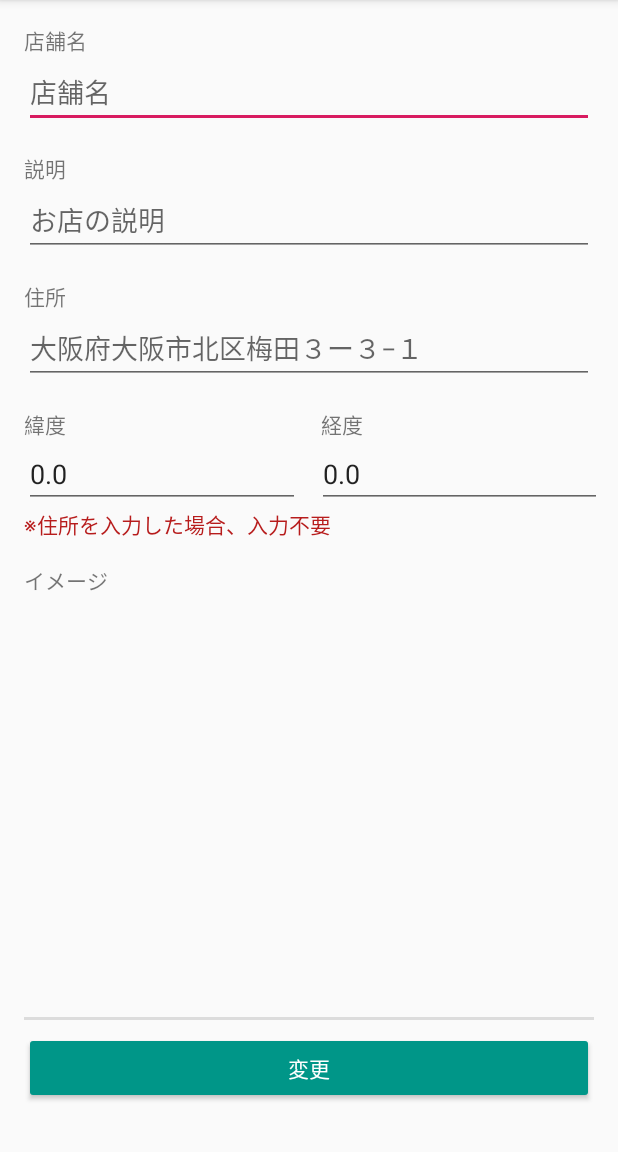
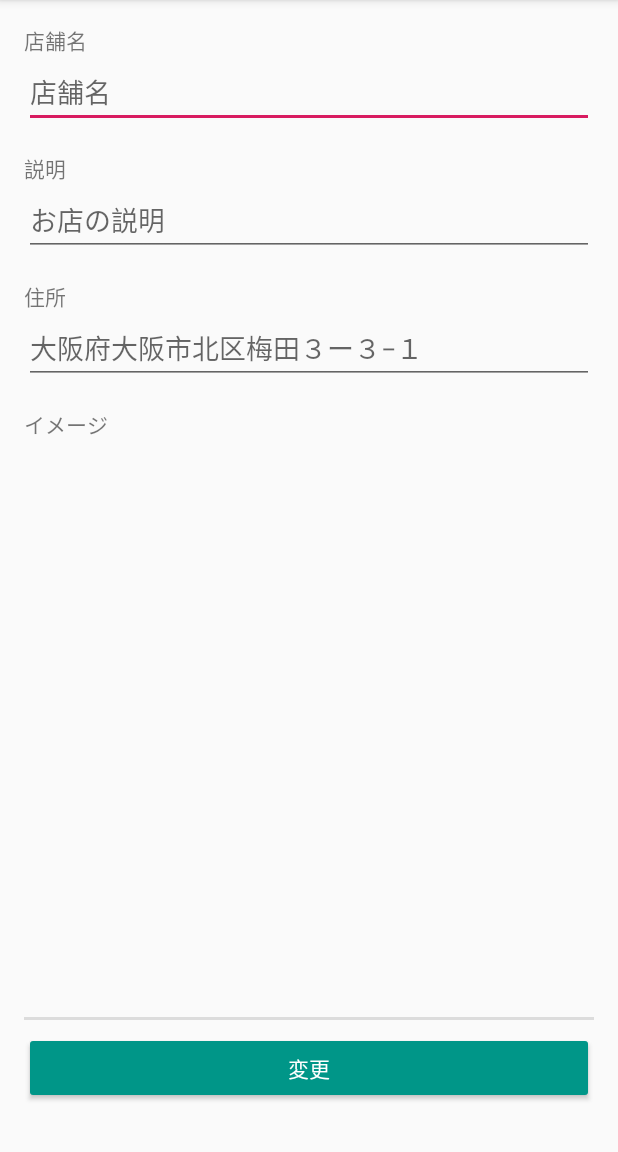
Before and after one commit to libra219/LeftoversToMe, an Android app: the ManagerShopInfoActivity screen opened directly, with no data from a screen before it, on a phone screen of 412 x 824 dp, the part 84-1236 px from its top. Run offline under Robolectric (Android 15) with nearby library versions, the phone set to English and light mode, and no system bars; our stand-ins replace Firebase (no records; nobody signed in at launch, a user with empty details on screens opened directly).

Commit message:
🎨 : Fix design
不要なテキストの修正

```diff
--- a/app/src/main/res/layout/activity_manager_shop_info.xml
+++ b/app/src/main/res/layout/activity_manager_shop_info.xml
@@ -91,6 +91,7 @@
         android:layout_marginStart="16dp"
         android:layout_marginTop="16dp"
         android:text="緯度"
+        android:visibility="gone"
         app:layout_constraintStart_toStartOf="parent"
         app:layout_constraintTop_toBottomOf="@+id/et_manager_shop_add" />
 
@@ -102,6 +103,7 @@
         android:ems="10"
         android:hint="34.1234"
         android:inputType="textPersonName"
+        android:visibility="gone"
         app:layout_constraintStart_toStartOf="parent"
         app:layout_constraintTop_toBottomOf="@+id/tv_manager_shop_lat" />
 
@@ -114,6 +116,7 @@
         android:ems="10"
         android:hint="135.4912"
         android:inputType="textPersonName"
+        android:visibility="gone"
         app:layout_constraintEnd_toEndOf="parent"
         app:layout_constraintStart_toEndOf="@+id/et_manager_shop_lat"
         app:layout_constraintTop_toBottomOf="@+id/tv_manager_shop_lng" />
@@ -126,6 +129,7 @@
         android:layout_marginTop="16dp"
         android:layout_marginEnd="16dp"
         android:text="経度"
+        android:visibility="gone"
         app:layout_constraintEnd_toEndOf="parent"
         app:layout_constraintStart_toEndOf="@+id/tv_manager_shop_lat"
         app:layout_constraintTop_toBottomOf="@+id/et_manager_shop_add" />
@@ -138,6 +142,7 @@
         android:layout_marginEnd="16dp"
         android:text="※住所を入力した場合、入力不要"
         android:textColor="#B71C1C"
+        android:visibility="gone"
         app:layout_constraintEnd_toEndOf="parent"
         app:layout_constraintStart_toStartOf="parent"
         app:layout_constraintTop_toBottomOf="@+id/et_manager_shop_lat" />
```
